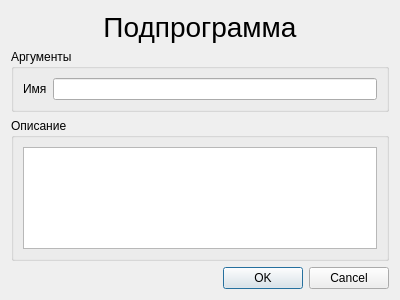
Xtail96/SML, file KAMEditor/gui/commands/procdialog.ui: the form before one commit.
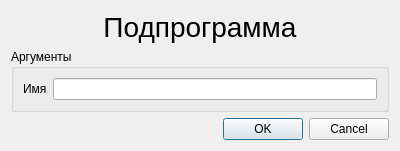
The form after the commit.

Patch:
```diff
--- a/KAMEditor/gui/commands/procdialog.ui
+++ b/KAMEditor/gui/commands/procdialog.ui
@@ -7,7 +7,7 @@
     <x>0</x>
     <y>0</y>
     <width>400</width>
-    <height>300</height>
+    <height>150</height>
    </rect>
   </property>
   <property name="windowTitle">
@@ -48,18 +48,6 @@
      </layout>
     </widget>
    </item>
-   <item>
-    <widget class="QGroupBox" name="proc_description_groupBox">
-     <property name="title">
-      <string>Описание</string>
-     </property>
-     <layout class="QHBoxLayout" name="horizontalLayout">
-      <item>
-       <widget class="QTextEdit" name="proc_description_textEdit"/>
-      </item>
-     </layout>
-    </widget>
-   </item>
    <item>
     <widget class="QDialogButtonBox" name="buttonBox">
      <property name="orientation">
```
Left out of the diff: 6 changed lines with no effect on the pictures.
